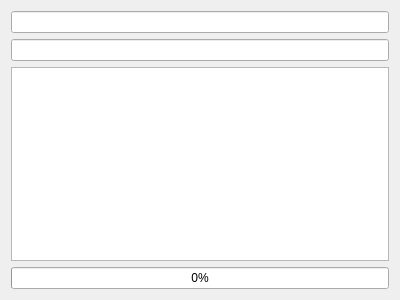
This is mainwindow.ui in lipoponi/laughing-waffle as Qt 5 draws it before an edit. The edited form follows.
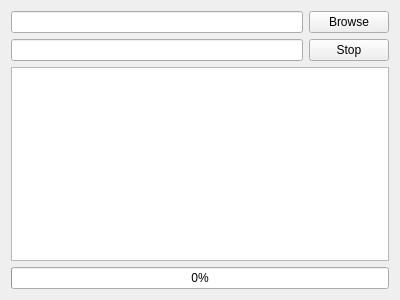
This is the edited form.

Commit message: - Add "Browse" button  - Add "Cancel" button  - Change progress calculation to size-dependent  - Change ui update logic to periodic

What changed in the file:
```diff
--- a/mainwindow.ui
+++ b/mainwindow.ui
@@ -14,17 +14,31 @@
    <string>MainWindow</string>
   </property>
   <widget class="QWidget" name="centralWidget">
-   <layout class="QVBoxLayout" name="verticalLayout">
-    <item>
+   <layout class="QGridLayout" name="gridLayout">
+    <item row="0" column="0">
      <widget class="QLineEdit" name="lineEdit_directory"/>
     </item>
-    <item>
+    <item row="1" column="0">
      <widget class="QLineEdit" name="lineEdit_text_to_search"/>
     </item>
-    <item>
+    <item row="0" column="1">
+     <widget class="QPushButton" name="pushButton_browse">
+      <property name="text">
+       <string>Browse</string>
+      </property>
+     </widget>
+    </item>
+    <item row="2" column="0" colspan="2">
      <widget class="QListWidget" name="listWidget_result"/>
     </item>
-    <item>
+    <item row="1" column="1">
+     <widget class="QPushButton" name="pushButton_stop">
+      <property name="text">
+       <string>Stop</string>
+      </property>
+     </widget>
+    </item>
+    <item row="3" column="0" colspan="2">
      <widget class="QProgressBar" name="progressBar">
       <property name="value">
        <number>0</number>
```
The commit also changes 4 other files.
